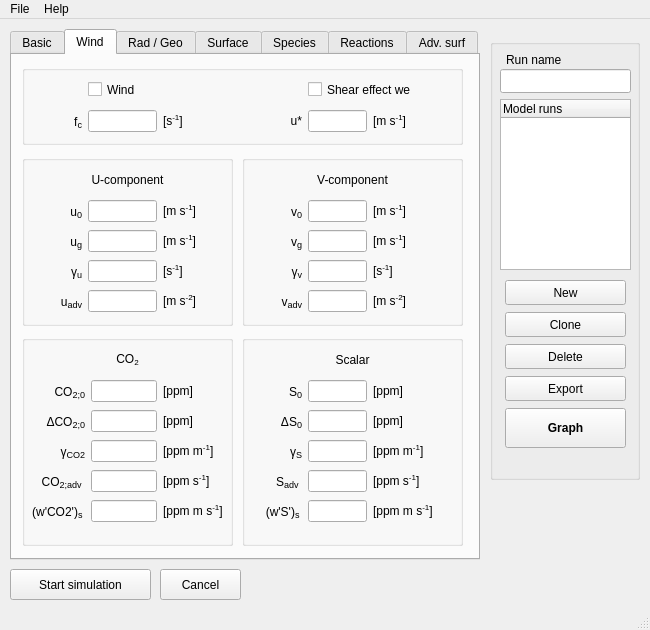
This is mainwindow.ui in classmodel/modelgui as Qt 5 draws it before an edit. The edited form follows.
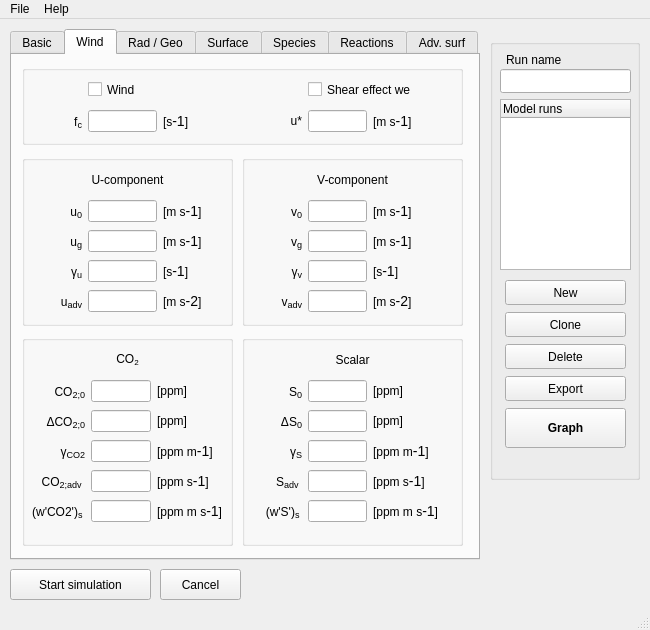
This is the edited form. The open tabs and pages were chosen to show the change.

Commit message: Fixed all mainwindow labels for Window$

```diff
--- a/mainwindow.ui
+++ b/mainwindow.ui
@@ -1081,7 +1081,7 @@
            <string/>
           </property>
           <property name="text">
-           <string>&lt;html&gt;[m s&lt;sup&gt;-1&lt;/sup&gt;]&lt;/html&gt;</string>
+           <string>&lt;html&gt;[m s&lt;span style=&quot;font-size: 14px; vertical-align:sup;&quot;&gt;-1&lt;/span&gt;]&lt;/html&gt;</string>
           </property>
           <property name="alignment">
            <set>Qt::AlignLeading|Qt::AlignLeft|Qt::AlignVCenter</set>
@@ -1094,7 +1094,7 @@
            <string/>
           </property>
           <property name="text">
-           <string>&lt;html&gt;[m s&lt;sup&gt;-1&lt;/sup&gt;]&lt;/html&gt;</string>
+           <string>&lt;html&gt;[m s&lt;span style=&quot;font-size: 14px; vertical-align:sup;&quot;&gt;-1&lt;/span&gt;]&lt;/html&gt;</string>
           </property>
           <property name="alignment">
            <set>Qt::AlignLeading|Qt::AlignLeft|Qt::AlignVCenter</set>
@@ -1107,7 +1107,7 @@
            <string/>
           </property>
           <property name="text">
-           <string>&lt;html&gt;[s&lt;sup&gt;-1&lt;/sup&gt;]&lt;/html&gt;</string>
+           <string>&lt;html&gt;[s&lt;span style=&quot;font-size: 14px; vertical-align:sup;&quot;&gt;-1&lt;/span&gt;]&lt;/html&gt;</string>
           </property>
           <property name="alignment">
            <set>Qt::AlignLeading|Qt::AlignLeft|Qt::AlignVCenter</set>
@@ -1120,7 +1120,7 @@
            <string/>
           </property>
           <property name="text">
-           <string>&lt;html&gt;[m s&lt;sup&gt;-2&lt;/sup&gt;]&lt;/html&gt;</string>
+           <string>&lt;html&gt;[m s&lt;span style=&quot;font-size: 14px; vertical-align:sup;&quot;&gt;-2&lt;/span&gt;]&lt;/html&gt;</string>
           </property>
           <property name="alignment">
            <set>Qt::AlignLeading|Qt::AlignLeft|Qt::AlignVCenter</set>
@@ -1275,7 +1275,7 @@
            <string/>
           </property>
           <property name="text">
-           <string>&lt;html&gt;[m s&lt;sup&gt;-1&lt;/sup&gt;]&lt;/html&gt;</string>
+           <string>&lt;html&gt;[m s&lt;span style=&quot;font-size: 14px; vertical-align:sup;&quot;&gt;-1&lt;/span&gt;]&lt;/html&gt;</string>
           </property>
           <property name="alignment">
            <set>Qt::AlignLeading|Qt::AlignLeft|Qt::AlignVCenter</set>
@@ -1288,7 +1288,7 @@
            <string/>
           </property>
           <property name="text">
-           <string>&lt;html&gt;[m s&lt;sup&gt;-1&lt;/sup&gt;]&lt;/html&gt;</string>
+           <string>&lt;html&gt;[m s&lt;span style=&quot;font-size: 14px; vertical-align:sup;&quot;&gt;-1&lt;/span&gt;]&lt;/html&gt;</string>
           </property>
           <property name="alignment">
            <set>Qt::AlignLeading|Qt::AlignLeft|Qt::AlignVCenter</set>
@@ -1301,7 +1301,7 @@
            <string/>
           </property>
           <property name="text">
-           <string>&lt;html&gt;[s&lt;sup&gt;-1&lt;/sup&gt;]&lt;/html&gt;</string>
+           <string>&lt;html&gt;[s&lt;span style=&quot;font-size: 14px; vertical-align:sup;&quot;&gt;-1&lt;/span&gt;]&lt;/html&gt;</string>
           </property>
           <property name="alignment">
            <set>Qt::AlignLeading|Qt::AlignLeft|Qt::AlignVCenter</set>
@@ -1314,7 +1314,7 @@
            <string/>
           </property>
           <property name="text">
-           <string>&lt;html&gt;[m s&lt;sup&gt;-2&lt;/sup&gt;]&lt;/html&gt;</string>
+           <string>&lt;html&gt;[m s&lt;span style=&quot;font-size: 14px; vertical-align:sup;&quot;&gt;-2&lt;/span&gt;]&lt;/html&gt;</string>
           </property>
           <property name="alignment">
            <set>Qt::AlignLeading|Qt::AlignLeft|Qt::AlignVCenter</set>
@@ -1504,7 +1504,7 @@
            <string/>
           </property>
           <property name="text">
-           <string>&lt;html&gt;[ppm m&lt;sup&gt;-1&lt;/sup&gt;]&lt;/html&gt;</string>
+           <string>&lt;html&gt;[ppm m&lt;span style=&quot;font-size: 14px; vertical-align:sup;&quot;&gt;-1&lt;/span&gt;]&lt;/html&gt;</string>
           </property>
           <property name="alignment">
            <set>Qt::AlignLeading|Qt::AlignLeft|Qt::AlignVCenter</set>
@@ -1517,7 +1517,7 @@
            <string/>
           </property>
           <property name="text">
-           <string>&lt;html&gt;[ppm m s&lt;sup&gt;-1&lt;/sup&gt;]&lt;/html&gt;</string>
+           <string>&lt;html&gt;[ppm m s&lt;span style=&quot;font-size: 14px; vertical-align:sup;&quot;&gt;-1&lt;/span&gt;]&lt;/html&gt;</string>
           </property>
           <property name="alignment">
            <set>Qt::AlignLeading|Qt::AlignLeft|Qt::AlignVCenter</set>
@@ -1579,7 +1579,7 @@
            <string/>
           </property>
           <property name="text">
-           <string>&lt;html&gt;[ppm s&lt;sup&gt;-1&lt;/sup&gt;]&lt;/html&gt;</string>
+           <string>&lt;html&gt;[ppm s&lt;span style=&quot;font-size: 14px; vertical-align:sup;&quot;&gt;-1&lt;/span&gt;]&lt;/html&gt;</string>
           </property>
           <property name="alignment">
            <set>Qt::AlignLeading|Qt::AlignLeft|Qt::AlignVCenter</set>
@@ -1747,7 +1747,7 @@
            <string/>
           </property>
           <property name="text">
-           <string>&lt;html&gt;[ppm m&lt;sup&gt;-1&lt;/sup&gt;]&lt;/html&gt;</string>
+           <string>&lt;html&gt;[ppm m&lt;span style=&quot;font-size: 14px; vertical-align:sup;&quot;&gt;-1&lt;/span&gt;]&lt;/html&gt;</string>
           </property>
           <property name="alignment">
            <set>Qt::AlignLeading|Qt::AlignLeft|Qt::AlignVCenter</set>
@@ -1760,7 +1760,7 @@
            <string/>
           </property>
           <property name="text">
-           <string>&lt;html&gt;[ppm m s&lt;sup&gt;-1&lt;/sup&gt;]&lt;/html&gt;</string>
+           <string>&lt;html&gt;[ppm m s&lt;span style=&quot;font-size: 14px; vertical-align:sup;&quot;&gt;-1&lt;/span&gt;]&lt;/html&gt;</string>
           </property>
           <property name="alignment">
            <set>Qt::AlignLeading|Qt::AlignLeft|Qt::AlignVCenter</set>
@@ -1822,7 +1822,7 @@
            <string/>
           </property>
           <property name="text">
-           <string>&lt;html&gt;[ppm s&lt;sup&gt;-1&lt;/sup&gt;]&lt;/html&gt;</string>
+           <string>&lt;html&gt;[ppm s&lt;span style=&quot;font-size: 14px; vertical-align:sup;&quot;&gt;-1&lt;/span&gt;]&lt;/html&gt;</string>
           </property>
           <property name="alignment">
            <set>Qt::AlignLeading|Qt::AlignLeft|Qt::AlignVCenter</set>
@@ -1883,7 +1883,7 @@
            <string/>
           </property>
           <property name="text">
-           <string>&lt;html&gt;[s&lt;sup&gt;-1&lt;/sup&gt;]&lt;/html&gt;</string>
+           <string>&lt;html&gt;[s&lt;span style=&quot;font-size: 14px; vertical-align:sup;&quot;&gt;-1&lt;/span&gt;]&lt;/html&gt;</string>
           </property>
           <property name="alignment">
            <set>Qt::AlignLeading|Qt::AlignLeft|Qt::AlignVCenter</set>
@@ -1947,7 +1947,7 @@
            <string/>
           </property>
           <property name="text">
-           <string>&lt;html&gt;[m s&lt;sup&gt;-1&lt;/sup&gt;]&lt;/html&gt;</string>
+           <string>&lt;html&gt;[m s&lt;span style=&quot;font-size: 14px; vertical-align:sup;&quot;&gt;-1&lt;/span&gt;]&lt;/html&gt;</string>
           </property>
           <property name="alignment">
            <set>Qt::AlignLeading|Qt::AlignLeft|Qt::AlignVCenter</set>
```
Left out of the diff: 50 changed lines with no effect on the pictures.
